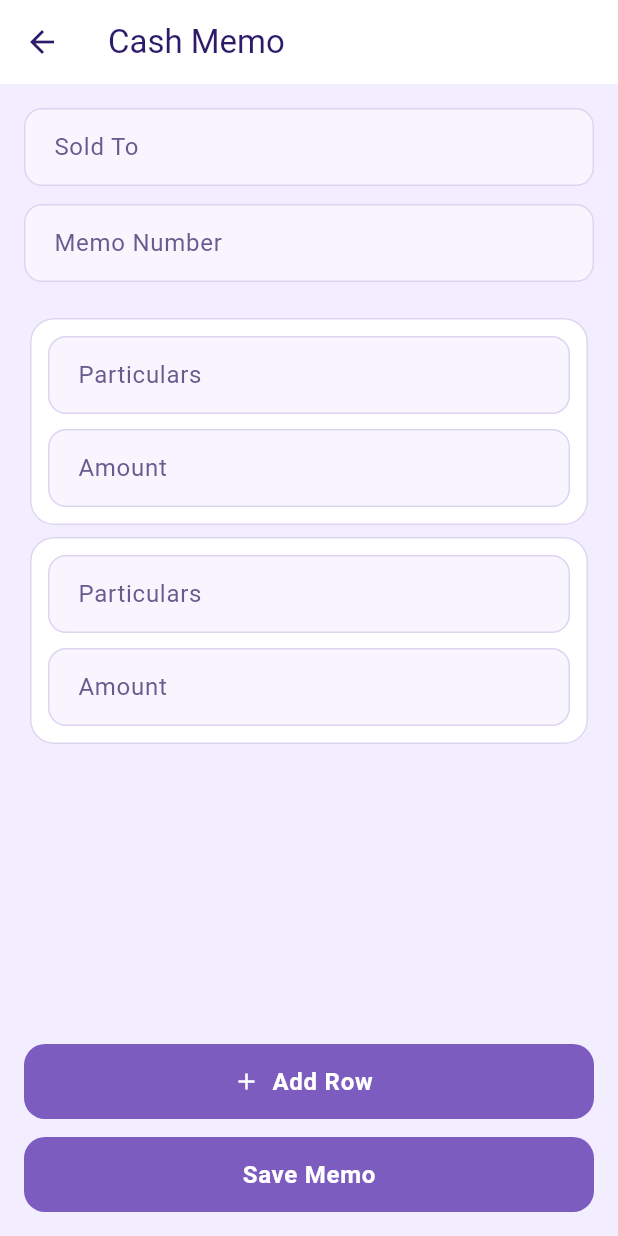
After one commit to san127/indradhanush-app, a Flutter app: the CashMemoEditorPage screen opened directly, after a tap on "Add Row", on a phone screen of 412 x 824 dp. The commit adds this screen. Run offline on Flutter 3.47's test engine with Material 3 defaults, Android fonts, the phone set to English and light mode, and no system bars; our stand-ins replace supabase_flutter; accounts and stored records are empty; Roboto replaces fonts that are missing (Nunito).

Commit message:
worked on cash memo generation

```diff
--- /dev/null
+++ b/indradhanush/lib/cash_memo_editor_page.dart
@@ -0,0 +1,264 @@
+import 'package:flutter/material.dart';
+import 'package:intl/intl.dart';
+import '../services/supabase_service.dart';
+import '../theme.dart';
+
+class _MemoItem {
+
+  final TextEditingController
+      particularsCtrl;
+
+  final TextEditingController
+      amountCtrl;
+
+  _MemoItem({
+    String particulars = '',
+    String amount = '',
+  })  : particularsCtrl =
+            TextEditingController(
+                text: particulars),
+        amountCtrl =
+            TextEditingController(
+                text: amount);
+}
+
+class CashMemoEditorPage extends StatefulWidget {
+  final String? eventId;
+
+  const CashMemoEditorPage({
+    super.key,
+    this.eventId,
+  });
+
+  @override
+  State<CashMemoEditorPage> createState() =>
+      _CashMemoEditorPageState();
+}
+
+class _CashMemoEditorPageState extends State<CashMemoEditorPage> {
+
+  final _soldToCtrl = TextEditingController();
+  final _memoNumberCtrl = TextEditingController();
+  DateTime _memoDate = DateTime.now();
+  Map<String, dynamic>? _event;
+  List<_MemoItem> _items = [];
+
+  bool _saving = false;
+
+  @override
+  void initState() {
+    super.initState();
+
+    _items.add(
+      _MemoItem(),
+    );
+
+    _loadEvent();
+  }
+
+  Future<void> _saveMemo() async {
+    setState(() => _saving = true);
+
+  try {
+    final memoId =
+        await SupabaseService.createCashMemo({
+             'event_id': widget.eventId,
+             'memo_number': _memoNumberCtrl.text,
+             'sold_to': _soldToCtrl.text,
+             'memo_date': DateFormat(
+                   'yyyy-MM-dd',
+                 ).format(_memoDate),
+    });
+
+    await SupabaseService.addCashMemoItems( _items.map((item) {
+
+        return {
+          'memo_id': memoId,
+          'particulars':  item.particularsCtrl.text,
+          'amount': int.tryParse(
+                item.amountCtrl.text,
+              ) ??
+              0,
+        };
+
+      }).toList(),
+    );
+
+    if (mounted) {
+
+      ScaffoldMessenger.of(context)
+          .showSnackBar(
+        const SnackBar(
+          content:
+              Text('Cash Memo Saved'),
+        ),
+      );
+
+      Navigator.pop(context);
+    }
+
+  } catch (e) {
+
+    if (mounted) {
+
+      ScaffoldMessenger.of(context)
+          .showSnackBar(
+        SnackBar(
+          content:
+              Text(e.toString()),
+        ),
+      );
+    }
+
+  } finally {
+
+    if (mounted) {
+      setState(
+        () => _saving = false,
+      );
+    }
+  }
+}
+
+Future<void> _loadEvent() async {
+
+  if (widget.eventId == null) return;
+
+  try {
+
+    final event =
+        await SupabaseService.getEvent(widget.eventId!);
+        if (event == null) return;
+
+    final memoNumber =
+        await SupabaseService.generateMemoNumber(widget.eventId!);
+
+    if (!mounted) return;
+
+    setState(() {
+
+      _event = event;
+
+      _soldToCtrl.text =
+          event['host_name'] ?? '';
+
+      _memoNumberCtrl.text =
+          memoNumber;
+
+      _items = [
+        _MemoItem(
+          particulars: event['evnt_name'] ?? '',
+          amount: '${event['amount'] ?? 0}',
+        ),
+      ];
+    });
+
+  } catch (e) {
+    print(e);
+  }
+
+}
+
+@override
+Widget build(BuildContext context) {
+  return Scaffold(
+    appBar: AppBar(
+      title:
+          const Text('Cash Memo'),
+    ),
+    body: Padding(
+  padding: const EdgeInsets.all(16),
+  child: Column(
+    children: [
+
+      TextField(
+        controller: _soldToCtrl,
+        decoration: const InputDecoration(
+          labelText: 'Sold To',
+        ),
+      ),
+
+      const SizedBox(height: 12),
+
+      TextField(
+        controller: _memoNumberCtrl,
+        decoration: const InputDecoration(
+          labelText: 'Memo Number',
+        ),
+      ),
+
+      const SizedBox(height: 20),
+
+      Expanded(
+        child: ListView.builder(
+          itemCount: _items.length,
+          itemBuilder: (context, index) {
+
+            final item = _items[index];
+
+            return Card(
+              child: Padding(
+                padding: const EdgeInsets.all(12),
+                child: Column(
+                  children: [
+
+                    TextField(
+                      controller:
+                          item.particularsCtrl,
+                      decoration:
+                          const InputDecoration(
+                        labelText:
+                            'Particulars',
+                      ),
+                    ),
+
+                    const SizedBox(height: 10),
+
+                    TextField(
+                      controller:
+                          item.amountCtrl,
+                      keyboardType:
+                          TextInputType.number,
+                      decoration:
+                          const InputDecoration(
+                        labelText:
+                            'Amount',
+                      ),
+                    ),
+                  ],
+                ),
+              ),
+            );
+          },
+        ),
+      ),
+
+      ElevatedButton.icon(
+        onPressed: () {
+          setState(() {
+            _items.add(
+              _MemoItem(),
+            );
+          });
+        },
+        icon: const Icon(Icons.add),
+        label: const Text('Add Row'),
+      ),
+
+      const SizedBox(height: 12),
+
+      ElevatedButton(
+        onPressed:
+            _saving ? null : _saveMemo,
+        child: Text(
+          _saving
+              ? 'Saving...'
+              : 'Save Memo',
+        ),
+      ),
+    ],
+  ),
+),
+  );
+}
+}
--- a/indradhanush/lib/services/supabase_service.dart
+++ b/indradhanush/lib/services/supabase_service.dart
@@ -438,4 +438,86 @@ static Future<void> updateExpense({
       })
       .eq('exp_id', expenseId);
 }
+
+//cash memo method
+static Future<int> createCashMemo(
+  Map<String, dynamic> memo,
+) async {
+  final result = await _client
+      .from('cash_memos')
+      .insert(memo)
+      .select()
+      .single();
+
+  return result['memo_id'];
 }
+
+// adding cash memo items
+static Future<void> addCashMemoItems(
+  List<Map<String, dynamic>> items,
+) async {
+  await _client
+      .from('cash_memo_items')
+      .insert(items);
+}
+
+
+//fetch event specific cash memo
+static Future<List<Map<String, dynamic>>>
+    getCashMemosForEvent(
+  String eventId,
+) async {
+
+  final response = await _client
+      .from('cash_memos')
+      .select()
+      .eq('event_id', eventId)
+      .order(
+        'created_at',
+        ascending: false,
+      );
+
+  return List<Map<String, dynamic>>
+      .from(response);
+}
+
+static Future<String> generateMemoNumber(
+  String eventId,
+) async {
+
+  final events = await _client
+      .from('events')
+      .select('evnt_id, evnt_date')
+      .order(
+        'evnt_date',
+        ascending: true,
+      );
+
+  final eventList =
+      List<Map<String, dynamic>>.from(events);
+
+  final index = eventList.indexWhere(
+    (e) => e['evnt_id'] == eventId,
+  );
+
+  if (index == -1) {
+    throw Exception(
+      'Event not found',
+    );
+  }
+
+  final event = eventList[index];
+
+  final date = DateTime.parse(
+    event['evnt_date'],
+  );
+
+  final eventNumber =
+      index + 1;
+
+  return '${eventNumber.toString().padLeft(2, '0')}'
+      '${date.day.toString().padLeft(2, '0')}'
+      '${date.month.toString().padLeft(2, '0')}'
+      '${date.year.toString().substring(2)}';
+}
+}
```
Also changed, not shown: indradhanush/lib/event_details_page.dart (+46 -0 lines).
